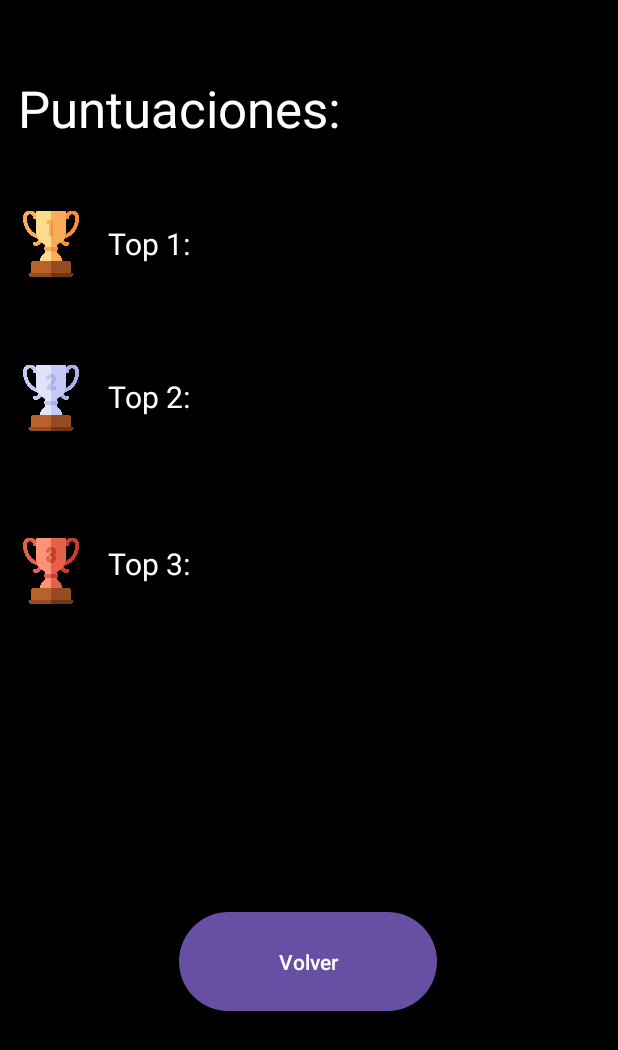
After one commit to daaniigomez29/Snake-DGB, an Android app: the PantallaPuntuaciones screen opened directly, with no data from a screen before it, on a phone screen of 412 x 824 dp. The commit adds this screen. Shown: the top 1050 px of the screen. Run offline under Robolectric (Android 15) with nearby library versions, the phone set to English and light mode, and no system bars.

Commit message:
Faltan puntuaciones

```diff
--- a/app/src/main/AndroidManifest.xml
+++ b/app/src/main/AndroidManifest.xml
@@ -13,6 +13,9 @@
         android:theme="@style/Theme.Snake"
         tools:targetApi="31">
         <activity
+            android:name=".PantallaPuntuaciones"
+            android:exported="false" />
+        <activity
             android:name=".MainActivity"
             android:exported="true">
             <intent-filter>
@@ -21,8 +24,7 @@
                 <category android:name="android.intent.category.LAUNCHER" />
             </intent-filter>
         </activity>
-        <activity android:name=".SnakeGame">
-        </activity>
+        <activity android:name=".SnakeGame"></activity>
     </application>
 
 </manifest>
--- /dev/null
+++ b/app/src/main/java/com/example/snake/PantallaPuntuaciones.java
@@ -0,0 +1,32 @@
+package com.example.snake;
+
+import androidx.appcompat.app.AppCompatActivity;
+
+import android.content.Intent;
+import android.media.MediaPlayer;
+import android.os.Bundle;
+import android.view.View;
+import android.widget.Button;
+
+public class PantallaPuntuaciones extends AppCompatActivity {
+
+    Button btnVolver;
+    MediaPlayer pantalla;
+    @Override
+    protected void onCreate(Bundle savedInstanceState) {
+        super.onCreate(savedInstanceState);
+        setContentView(R.layout.puntuaciones);
+        btnVolver = findViewById(R.id.btn_volver);
+        pantalla = MediaPlayer.create(this, R.raw.pantalla_puntucaciones);
+        pantalla.setLooping(true);
+        pantalla.start();
+        btnVolver.setOnClickListener(new View.OnClickListener() {
+            @Override
+            public void onClick(View view) {
+                pantalla.stop();
+                Intent intent = new Intent(PantallaPuntuaciones.this, MainActivity.class);
+                startActivity(intent);
+            }
+        });
+    }
+}
--- /dev/null
+++ b/app/src/main/res/layout/puntuaciones.xml
@@ -0,0 +1,112 @@
+<?xml version="1.0" encoding="utf-8"?>
+<androidx.constraintlayout.widget.ConstraintLayout xmlns:android="http://schemas.android.com/apk/res/android"
+    xmlns:app="http://schemas.android.com/apk/res-auto"
+    xmlns:tools="http://schemas.android.com/tools"
+    android:layout_width="match_parent"
+    android:layout_height="match_parent"
+    android:background="@color/black">
+
+    <TextView
+        android:id="@+id/textView2"
+        android:layout_width="221dp"
+        android:layout_height="46dp"
+        android:text="Puntuaciones:"
+        android:textColor="#FFFFFF"
+        android:textSize="34sp"
+        app:layout_constraintBottom_toBottomOf="parent"
+        app:layout_constraintEnd_toEndOf="parent"
+        app:layout_constraintHorizontal_bias="0.062"
+        app:layout_constraintStart_toStartOf="parent"
+        app:layout_constraintTop_toTopOf="parent"
+        app:layout_constraintVertical_bias="0.063" />
+
+    <TextView
+        android:id="@+id/puesto_1"
+        android:layout_width="66dp"
+        android:layout_height="27dp"
+        android:text="Top 1:"
+        android:textColor="#FFFFFF"
+        android:textSize="20sp"
+        app:layout_constraintBottom_toBottomOf="parent"
+        app:layout_constraintEnd_toEndOf="parent"
+        app:layout_constraintHorizontal_bias="0.055"
+        app:layout_constraintStart_toEndOf="@+id/img_puesto_1"
+        app:layout_constraintTop_toTopOf="parent"
+        app:layout_constraintVertical_bias="0.187" />
+
+    <TextView
+        android:id="@+id/puesto_2"
+        android:layout_width="66dp"
+        android:layout_height="27dp"
+        android:text="Top 2:"
+        android:textColor="#FFFFFF"
+        android:textSize="20sp"
+        app:layout_constraintBottom_toBottomOf="parent"
+        app:layout_constraintEnd_toEndOf="parent"
+        app:layout_constraintHorizontal_bias="0.208"
+        app:layout_constraintStart_toStartOf="parent"
+        app:layout_constraintTop_toTopOf="parent"
+        app:layout_constraintVertical_bias="0.315" />
+
+    <TextView
+        android:id="@+id/puesto_3"
+        android:layout_width="66dp"
+        android:layout_height="27dp"
+        android:text="Top 3:"
+        android:textColor="#FFFFFF"
+        android:textSize="20sp"
+        app:layout_constraintBottom_toBottomOf="parent"
+        app:layout_constraintEnd_toEndOf="parent"
+        app:layout_constraintHorizontal_bias="0.208"
+        app:layout_constraintStart_toStartOf="parent"
+        app:layout_constraintTop_toTopOf="parent"
+        app:layout_constraintVertical_bias="0.454" />
+
+    <ImageView
+        android:id="@+id/img_puesto_1"
+        android:layout_width="44dp"
+        android:layout_height="66dp"
+        app:layout_constraintBottom_toBottomOf="parent"
+        app:layout_constraintEnd_toEndOf="parent"
+        app:layout_constraintHorizontal_bias="0.032"
+        app:layout_constraintStart_toStartOf="parent"
+        app:layout_constraintTop_toTopOf="parent"
+        app:layout_constraintVertical_bias="0.171"
+        app:srcCompat="@drawable/primer_puesto" />
+
+    <ImageView
+        android:id="@+id/img_puesto_2"
+        android:layout_width="44dp"
+        android:layout_height="66dp"
+        app:layout_constraintBottom_toBottomOf="parent"
+        app:layout_constraintEnd_toEndOf="parent"
+        app:layout_constraintHorizontal_bias="0.032"
+        app:layout_constraintStart_toStartOf="parent"
+        app:layout_constraintTop_toTopOf="parent"
+        app:layout_constraintVertical_bias="0.306"
+        app:srcCompat="@drawable/segundo_puesto" />
+
+    <ImageView
+        android:id="@+id/img_puesto_3"
+        android:layout_width="44dp"
+        android:layout_height="66dp"
+        app:layout_constraintBottom_toBottomOf="parent"
+        app:layout_constraintEnd_toEndOf="parent"
+        app:layout_constraintHorizontal_bias="0.032"
+        app:layout_constraintStart_toStartOf="parent"
+        app:layout_constraintTop_toTopOf="parent"
+        app:layout_constraintVertical_bias="0.458"
+        app:srcCompat="@drawable/tercer_puesto" />
+
+    <Button
+        android:id="@+id/btn_volver"
+        android:layout_width="172dp"
+        android:layout_height="74dp"
+        android:text="Volver"
+        app:layout_constraintBottom_toBottomOf="parent"
+        app:layout_constraintEnd_toEndOf="parent"
+        app:layout_constraintHorizontal_bias="0.498"
+        app:layout_constraintStart_toStartOf="parent"
+        app:layout_constraintTop_toTopOf="parent"
+        app:layout_constraintVertical_bias="0.805" />
+</androidx.constraintlayout.widget.ConstraintLayout>
--- a/app/src/main/res/values/strings.xml
+++ b/app/src/main/res/values/strings.xml
@@ -1,3 +1,4 @@
 <resources>
     <string name="app_name">Snake</string>
+    <string name="description_game">Obtén el máximo de manzanas posibles teniendo cuidado de no chocarte con nada, incluso contigo mismo, puedes obtener escudos cada cierto tiempo para sobrevivir una vez.</string>
 </resources>
```
Also changed, not shown: app/src/main/java/com/example/snake/MainActivity.java (+13 -0 lines), app/src/main/java/com/example/snake/Snake.java (+94 -20 lines), app/src/main/res/drawable/border_button.xml (+8 -17 lines), app/src/main/res/layout/activity_main.xml (+27 -0 lines), app/src/main/res/layout/juego.xml (added, +32 -0 lines), app/src/main/res/drawable/btnpause.png (added), app/src/main/res/drawable/primer_puesto.png (added), app/src/main/res/drawable/segundo_puesto.png (added), app/src/main/res/drawable/tercer_puesto.png (added), 1 other file.
